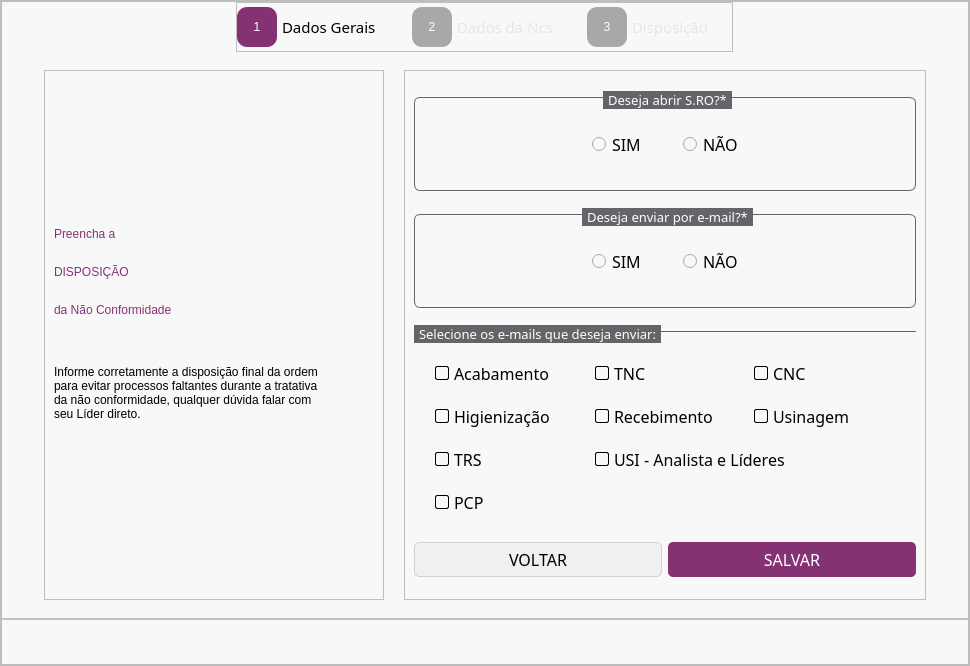
Before: the Qt Designer form widgets/pages/pages.ui in luizcheva/Non_conformites, drawn with Qt 5.
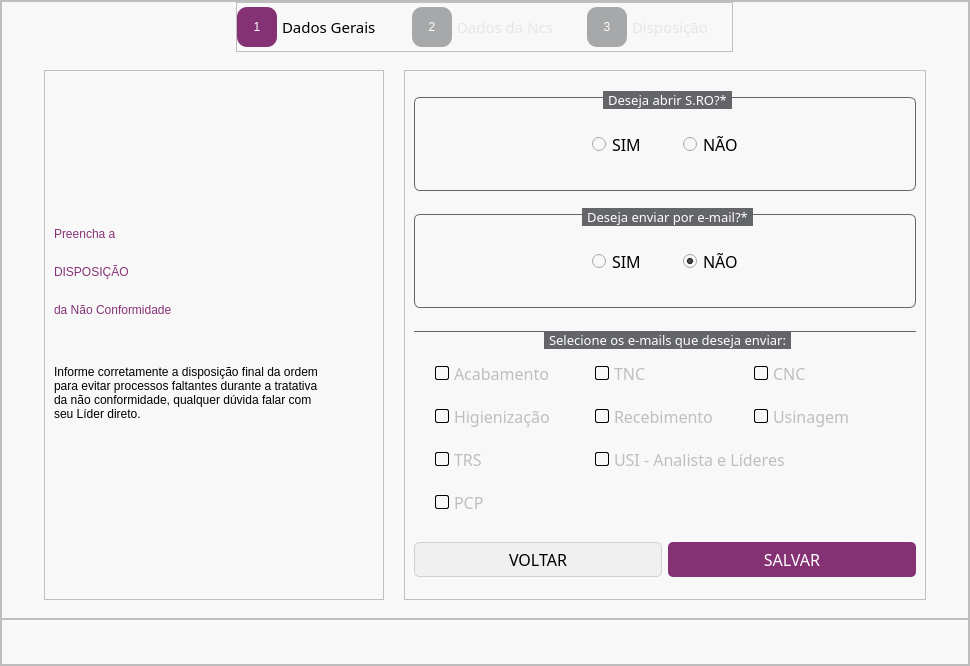
After: the same form once the commit is applied. The open tabs and pages were chosen to show the change. Icons and pictures are not drawn.

The edit to the form file:
```diff
--- a/widgets/pages/pages.ui
+++ b/widgets/pages/pages.ui
@@ -5434,6 +5434,9 @@
                            <property name="text">
                             <string>NÃO</string>
                            </property>
+                           <property name="checked">
+                            <bool>true</bool>
+                           </property>
                           </widget>
                          </item>
                          <item>
@@ -5455,7 +5458,7 @@
                       <item row="2" column="0" colspan="2">
                        <widget class="QGroupBox" name="group_addressEmail">
                         <property name="enabled">
-                         <bool>true</bool>
+                         <bool>false</bool>
                         </property>
                         <property name="minimumSize">
                          <size>
@@ -5486,8 +5489,7 @@
  }
 
 QGroupBox::title {
-	subcontrol-origin: margin;
-	subcontrol-position: top left;
+	subcontrol-position: top center;
 	padding: 0 3px;
 	background-color: rgb(99,101,105);
 	color: white;
@@ -5516,7 +5518,7 @@
                          <item row="0" column="0">
                           <widget class="QCheckBox" name="check_acabamento">
                            <property name="enabled">
-                            <bool>true</bool>
+                            <bool>false</bool>
                            </property>
                            <property name="font">
                             <font>
```
Left out of the diff: 7 changed lines with no effect on the pictures.
